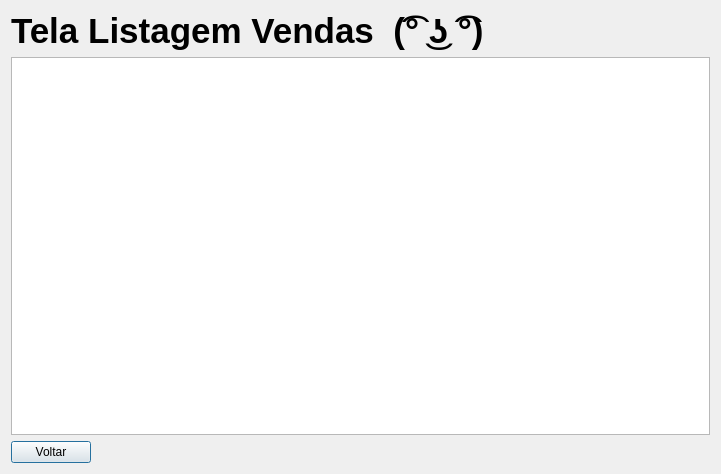
First picture: the form in telalistagemvendas.ui, repository EduardoHaagP/ProjetoPOO, before the edit.
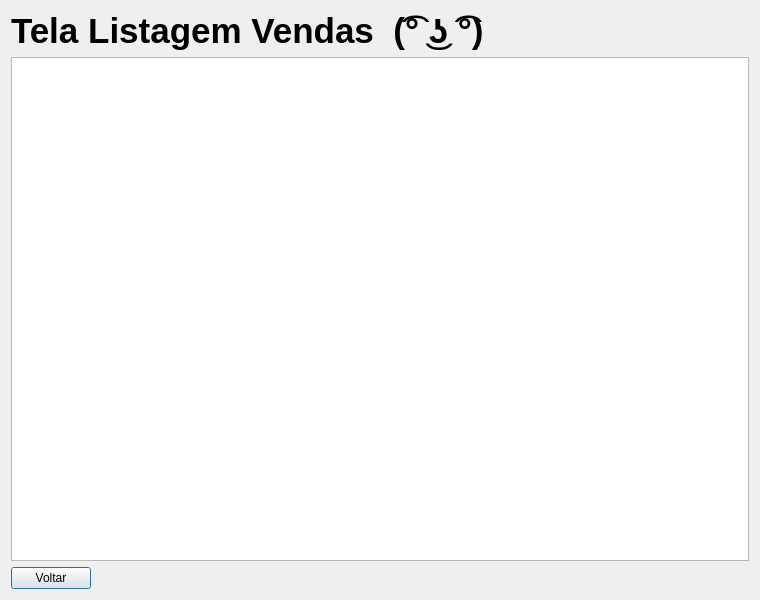
Second picture: the form after the edit.

Commit message: Layout Base Registrar Vendas

What changed in the file:
```diff
--- a/telalistagemvendas.ui
+++ b/telalistagemvendas.ui
@@ -6,8 +6,8 @@
    <rect>
     <x>0</x>
     <y>0</y>
-    <width>721</width>
-    <height>474</height>
+    <width>760</width>
+    <height>600</height>
    </rect>
   </property>
   <property name="windowTitle">
```
The commit also changes 3 other files.
